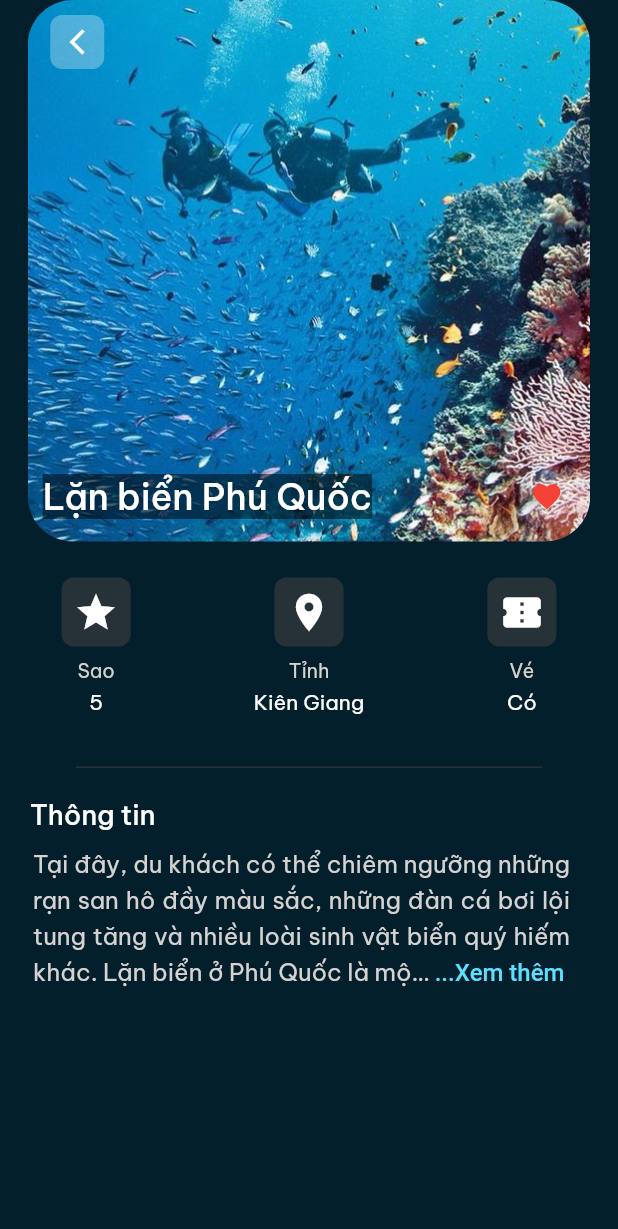
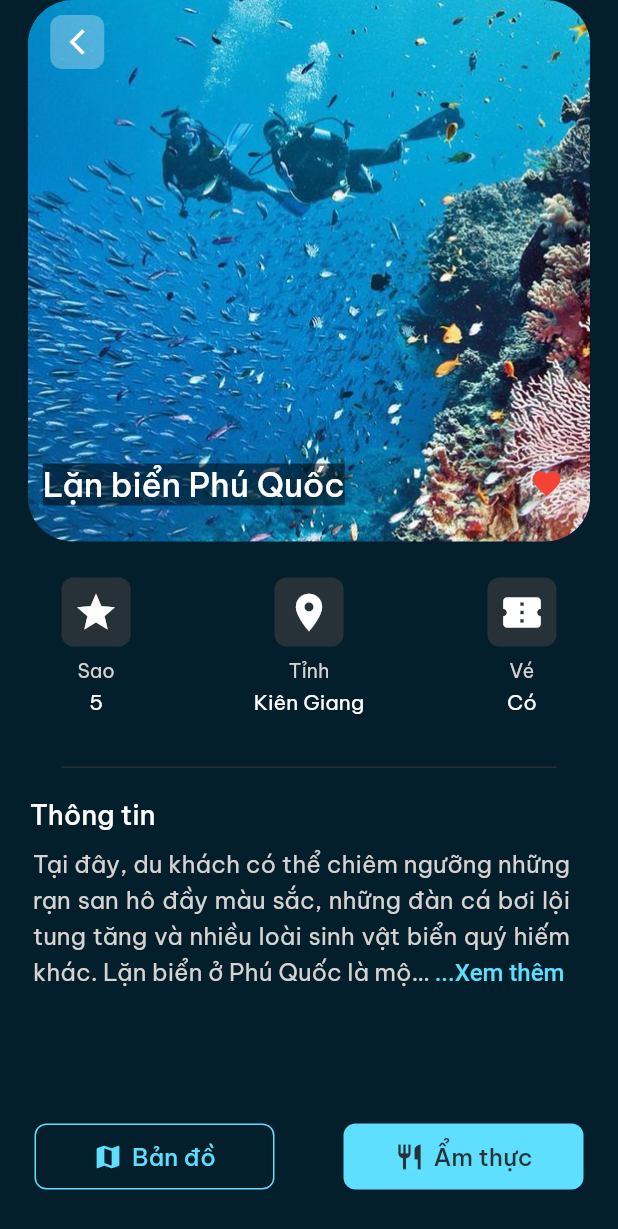
Before and after one commit to TaiTitans/mekongtravel, a Flutter app: the ItemLocation screen opened directly, on a phone screen of 412 x 824 dp. Shown: the top 1229 px of the screen. Run offline on Flutter 3.47's test engine with Material 2 defaults, Android fonts, the phone set to English and light mode, and no system bars; drawn by our look-alikes of readmore; our stand-ins replace bottom_navy_bar, geocoding, geolocator; missing offline and left inert: geolocator_android, group_list_view.

Commit message:
Update CurrentLocation

```diff
--- a/mekongtravel/lib/screens/bonus/items_location.dart
+++ b/mekongtravel/lib/screens/bonus/items_location.dart
@@ -53,7 +53,7 @@ class ItemLocation extends StatelessWidget {
                   ),
                 ),
                 Positioned(
-                  bottom: 15,
+                  bottom: 24,
                   left: 10,
                   child: Container(
                     color: Colors.black.withOpacity(0.5),
@@ -61,14 +61,14 @@ class ItemLocation extends StatelessWidget {
                       'Lặn biển Phú Quốc',
                       style: TextStyle(
                         fontWeight: FontWeight.w500,
-                        fontSize: 24,
+                        fontSize: 22,
                         color: ColorPalette.text,
                       ),
                     ),
                   ),
                 ),
                 Positioned(
-                  bottom: 15,
+                  bottom: 24,
                   right: 10,
                   child: Container(
                     // color: Colors.black.withOpacity(0.5),
@@ -127,7 +127,7 @@ class ItemLocation extends StatelessWidget {
             ),
             Container(
                 height: 1,
-                width: 311, // Chiều rộng của khối // Chiều cao 1 pixel
+                width: 330, // Chiều rộng của khối // Chiều cao 1 pixel
                 color: Color(0xFF263238) // Màu đỏ
                 ),
             SizedBox(
@@ -174,6 +174,80 @@ class ItemLocation extends StatelessWidget {
                   color: ColorPalette.primaryColor,
                 ),
               ),
+            ),
+            SizedBox(
+              height: 90,
+            ),
+            Row(
+              mainAxisAlignment: MainAxisAlignment.spaceAround,
+              children: <Widget>[
+                InkWell(
+                  onTap: () {},
+                  child: Ink(
+                    width: 160,
+                    height: 44,
+                    padding: EdgeInsets.all(8),
+                    decoration: BoxDecoration(
+                      border: Border.all(color: ColorPalette.primaryColor),
+                      borderRadius: BorderRadius.circular(8),
+                    ),
+                    child: Row(
+                      mainAxisAlignment: MainAxisAlignment.center,
+                      children: [
+                        Icon(
+                          Icons.map,
+                          color: ColorPalette.primaryColor,
+                          size: 20,
+                        ),
+                        SizedBox(
+                          width: 6,
+                        ),
+                        Text(
+                          'Bản đồ',
+                          style: TextStyle(
+                            color: ColorPalette.primaryColor,
+                            fontWeight: FontWeight.w500,
+                            fontSize: 16,
+                          ),
+                        )
+                      ],
+                    ),
+                  ),
+                ),
+                InkWell(
+                  onTap: () {},
+                  child: Ink(
+                    width: 160,
+                    height: 44,
+                    padding: EdgeInsets.all(8),
+                    decoration: BoxDecoration(
+                      color: ColorPalette.primaryColor,
+                      borderRadius: BorderRadius.circular(8),
+                    ),
+                    child: Row(
+                      mainAxisAlignment: MainAxisAlignment.center,
+                      children: [
+                        Icon(
+                          Icons.restaurant,
+                          color: ColorPalette.elementsColor,
+                          size: 20,
+                        ),
+                        SizedBox(
+                          width: 6,
+                        ),
+                        Text(
+                          'Ẩm thực',
+                          style: TextStyle(
+                            color: ColorPalette.elementsColor,
+                            fontWeight: FontWeight.w500,
+                            fontSize: 16,
+                          ),
+                        )
+                      ],
+                    ),
+                  ),
+                ),
+              ],
             ),
           ],
         ),
--- a/mekongtravel/pubspec.yaml
+++ b/mekongtravel/pubspec.yaml
@@ -44,6 +44,8 @@ dependencies:
   group_list_view: ^1.1.1
   readmore: ^2.2.0
   rich_readmore: ^1.0.6
+  geolocator: ^10.0.1
+  geocoding: ^2.1.0
 
 dev_dependencies:
   flutter_test:
```
Also changed, not shown: mekongtravel/lib/screens/home_page.dart (+57 -1 lines), mekongtravel/pubspec.lock, 5 other files.
